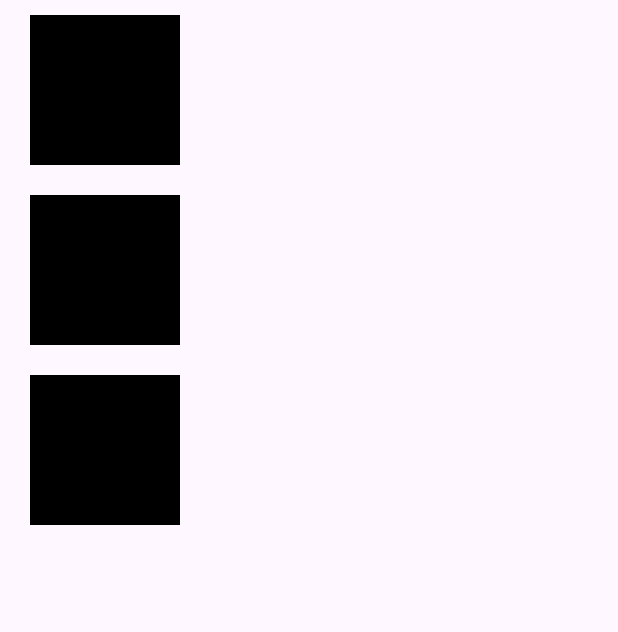
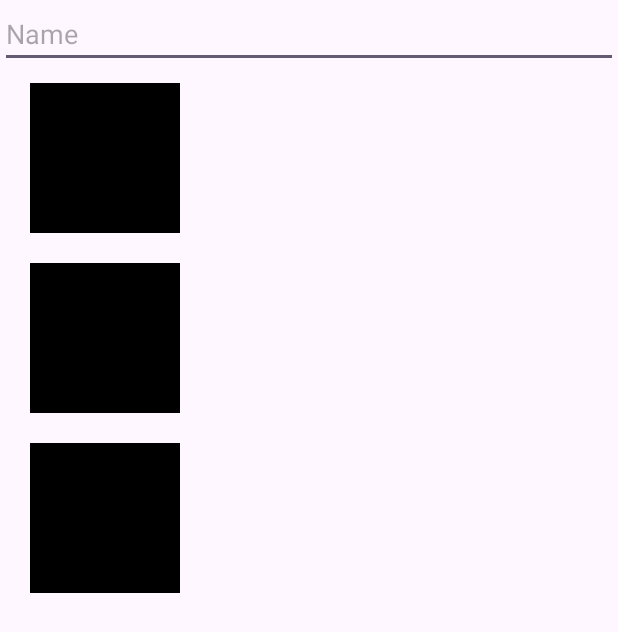
Before and after one commit to Gloveman/CampProject1, an Android app: the layout fragment_contactinfo.xml on its own in the app's theme, with its tools: preview values and no code run, on a phone screen of 412 x 824 dp. Shown: the top 632 px of the screen. Run offline under Robolectric (Android 15) with nearby library versions, the phone set to English and light mode, and no system bars.

Commit message:
Add contact search

```diff
--- a/app/src/main/java/com/example/androidtest/ListAdapterGrid.kt
+++ b/app/src/main/java/com/example/androidtest/ListAdapterGrid.kt
@@ -29,10 +29,11 @@ class ListAdapterGrid(val list: MutableList<String>,val act: Fragment,val contex
             .into(holder.itemView.findViewById(R.id.img))
         //holder.layout.findViewById<TextView>(R.id.textListTitle).text = item
 
-
+/*
         holder.layout.setOnClickListener {
             Toast.makeText(holder.layout.context, "$item Click!", Toast.LENGTH_SHORT).show()
         }
+*/
     }
 
     override fun getItemCount(): Int {
--- a/app/src/main/java/com/example/androidtest/listadapter.kt
+++ b/app/src/main/java/com/example/androidtest/listadapter.kt
@@ -13,6 +13,7 @@ import android.view.View
 import android.view.ViewGroup
 import android.widget.TextView
 import android.widget.Toast
+import androidx.core.content.ContextCompat.startActivity
 
 class listadapter(private val context: Context?):RecyclerView.Adapter<listadapter.ViewHolder>(){
     var datas= mutableListOf<ContactData>()
@@ -40,8 +41,8 @@ class listadapter(private val context: Context?):RecyclerView.Adapter<listadapte
                     ) { dialog, which ->
 
                             val callIntent=Intent(Intent.ACTION_CALL);
-                           // callIntent.setData(Uri.parse("tel:"))
-
+                        callIntent.data = Uri.parse("tel:${number.text}")
+                        context?.startActivity(callIntent,null)
                     }
                     .setNegativeButton("Cancel",null)
                     .create()
--- a/app/src/main/res/layout/fragment_contactinfo.xml
+++ b/app/src/main/res/layout/fragment_contactinfo.xml
@@ -6,14 +6,20 @@
     android:layout_height="match_parent"
     tools:context=".ContactInfo"
     >
+    <androidx.appcompat.widget.AppCompatEditText
+        android:id="@+id/queryname"
+        android:layout_width="match_parent"
+        android:layout_height="wrap_content"
 
+        android:hint="Name"
+        />
     <androidx.recyclerview.widget.RecyclerView
         android:id="@+id/contactlist"
         android:layout_width="match_parent"
         android:layout_height="wrap_content"
         app:layoutManager="androidx.recyclerview.widget.LinearLayoutManager"
         tools:listitem="@layout/viewitem"
-        app:layout_constraintTop_toTopOf="parent"
+        app:layout_constraintTop_toBottomOf="@id/queryname"
         app:layout_constraintLeft_toLeftOf="parent"
         app:layout_constraintRight_toRightOf="parent"
         android:orientation="vertical"
```
Also changed, not shown: app/src/main/java/com/example/androidtest/ContactInfo.kt (+27 -4 lines), app/src/main/java/com/example/androidtest/MainActivity.kt (+12 -4 lines).
